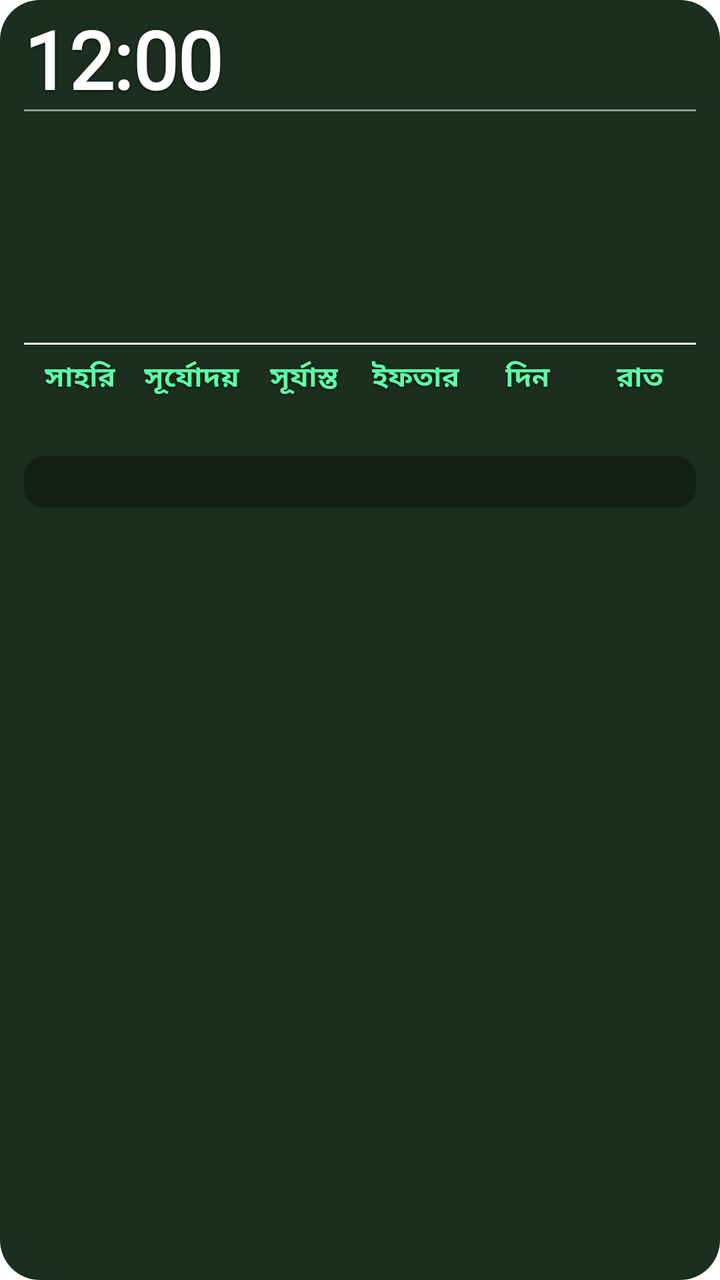
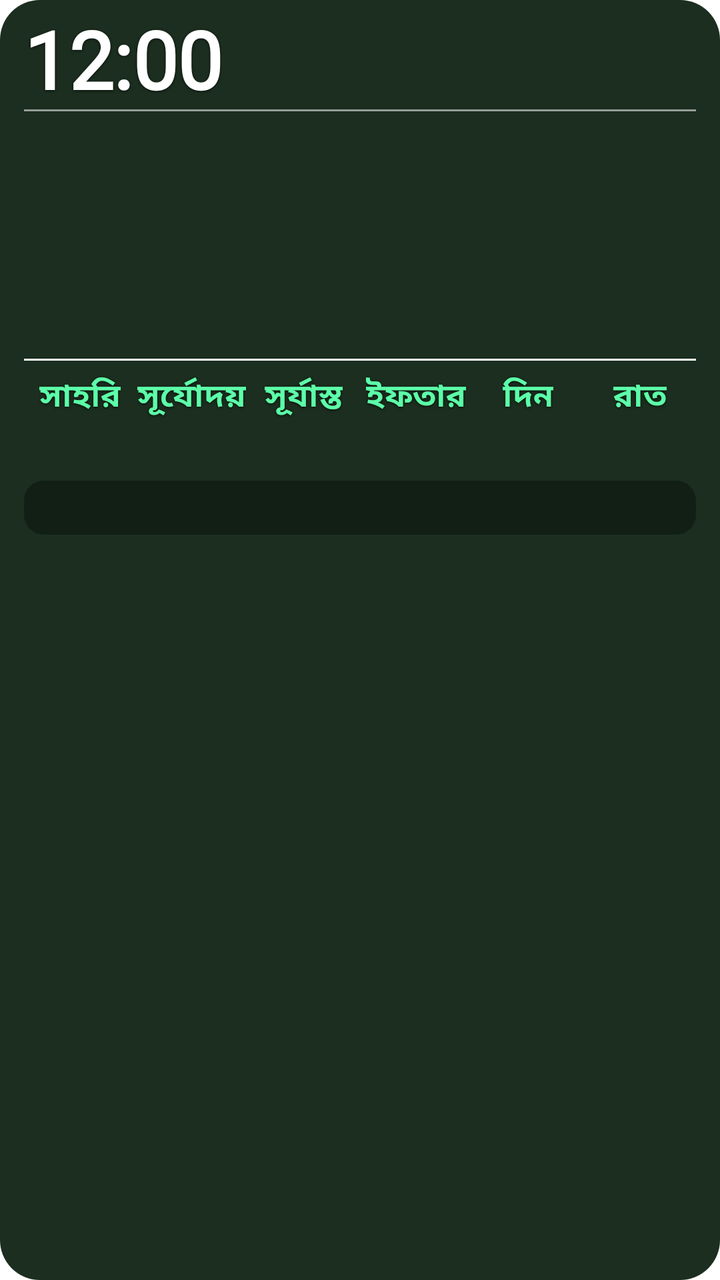

An Android layout rendered at two revisions. The XML below is the earlier revision; the diff shows what the commit changed to produce the second picture.
<!-- AndroidManifest.xml: fallback theme Theme.MaterialComponents.DayNight.NoActionBar -->
<!-- res/layout/prayer_widget_layout.xml -->
<?xml version="1.0" encoding="utf-8"?>
<FrameLayout xmlns:android="http://schemas.android.com/apk/res/android"
    android:id="@+id/widget_root"
    android:layout_width="match_parent"
    android:layout_height="match_parent">

<ImageView
    android:id="@+id/widget_bg"
    android:layout_width="match_parent"
    android:layout_height="match_parent"
    android:scaleType="fitXY"
    android:contentDescription="@null"
    android:src="@drawable/widget_bg_shape" />


<ImageView
    android:id="@+id/widget_bg_forbidden"
    android:layout_width="match_parent"
    android:layout_height="match_parent"
    android:scaleType="fitXY"
    android:contentDescription="@null"
    android:visibility="gone"
    android:src="@drawable/widget_bg_forbidden_shape" />

<LinearLayout
    android:id="@+id/widget_content"
    android:layout_width="match_parent"
    android:layout_height="match_parent"
    android:orientation="vertical"
    android:paddingStart="12dp"
    android:paddingEnd="12dp"
    android:paddingTop="8dp"
    android:paddingBottom="10dp">

    
    <LinearLayout
        android:layout_width="match_parent"
        android:layout_height="wrap_content"
        android:orientation="horizontal"
        android:gravity="top">

        
        <LinearLayout
            android:layout_width="0dp"
            android:layout_height="wrap_content"
            android:layout_weight="1"
            android:orientation="horizontal"
            android:gravity="start|bottom">

            <TextClock
                android:id="@+id/widget_time"
                android:layout_width="wrap_content"
                android:layout_height="wrap_content"
                android:format12Hour="h:mm"
                android:format24Hour="HH:mm"
                android:textColor="#FFFFFF"
                android:shadowColor="#B3000000"
                android:shadowDx="0"
                android:shadowDy="1"
                android:shadowRadius="3"
                android:textSize="40sp"
                android:fontFamily="@font/bangla_widget"
                android:textStyle="bold"
                android:includeFontPadding="false" />

            <TextClock
                android:id="@+id/widget_time_bn"
                android:layout_width="wrap_content"
                android:layout_height="wrap_content"
                android:format12Hour="h:mm"
                android:format24Hour="HH:mm"
                android:textColor="#FFFFFF"
                android:shadowColor="#B3000000"
                android:shadowDx="0"
                android:shadowDy="1"
                android:shadowRadius="3"
                android:textSize="40sp"
                android:fontFamily="@font/bangla_num"
                android:textStyle="bold"
                android:includeFontPadding="true"
                android:singleLine="true"
                android:visibility="gone" />

            <TextView
                android:id="@+id/widget_ampm"
                android:layout_width="wrap_content"
                android:layout_height="wrap_content"
                android:layout_marginStart="3dp"
                android:layout_marginBottom="4dp"
                android:text=""
                android:textColor="#FFFFFF"
                android:shadowColor="#B3000000"
                android:shadowDx="0"
                android:shadowDy="1"
                android:shadowRadius="3"
                android:textSize="15sp"
                android:textStyle="bold"
                android:singleLine="true"
                android:includeFontPadding="false" />
        </LinearLayout>

        <LinearLayout
            android:layout_width="wrap_content"
            android:layout_height="wrap_content"
            android:orientation="vertical"
            android:gravity="end">

            <TextView
                android:id="@+id/widget_location"
                android:layout_width="wrap_content"
                android:layout_height="wrap_content"
                android:text=""
                android:textColor="#A5F3FF"
                android:shadowColor="#B3000000"
                android:shadowDx="0"
                android:shadowDy="1"
                android:shadowRadius="3"
                android:textSize="13sp"
                android:fontFamily="@font/bangla_widget"
                android:textStyle="bold"
                android:gravity="end"
                android:singleLine="true"
                android:ellipsize="end"
                android:maxWidth="165dp" />

            <TextView
                android:id="@+id/widget_weather"
                android:layout_width="wrap_content"
                android:layout_height="wrap_content"
                android:layout_marginTop="2dp"
                android:text=""
                android:textColor="#E1EEF4"
                android:shadowColor="#B3000000"
                android:shadowDx="0"
                android:shadowDy="1"
                android:shadowRadius="3"
                android:textSize="12sp"
                android:fontFamily="@font/bangla_widget"
                android:textStyle="bold"
                android:gravity="end"
                android:singleLine="true"
                android:ellipsize="end"
                android:maxWidth="165dp" />

        </LinearLayout>

    </LinearLayout>

    
    <TextView
        android:layout_width="match_parent"
        android:layout_height="1dp"
        android:layout_marginTop="0dp"
        android:layout_marginBottom="2dp"
        android:background="#88FFFFFF"
        android:text="" />

    
    <LinearLayout
        android:layout_width="match_parent"
        android:layout_height="wrap_content"
        android:orientation="horizontal">

        
        <LinearLayout
            android:layout_width="0dp"
            android:layout_height="wrap_content"
            android:layout_weight="0.65"
            android:orientation="vertical">

            <TextView
                android:id="@+id/widget_waqt_name"
                android:layout_width="wrap_content"
                android:layout_height="wrap_content"
                android:text=""
                android:textColor="#5CFFA8"
                android:shadowColor="#B3000000"
                android:shadowDx="0"
                android:shadowDy="1"
                android:shadowRadius="3"
                android:textSize="25sp"
                android:fontFamily="@font/bangla_widget"
                android:textStyle="bold" />

            <TextView
                android:id="@+id/widget_waqt_range"
                android:layout_width="wrap_content"
                android:layout_height="wrap_content"
                android:layout_marginTop="-2dp"
                android:text=""
                android:textColor="#FFFFFF"
                android:shadowColor="#B3000000"
                android:shadowDx="0"
                android:shadowDy="1"
                android:shadowRadius="3"
                android:textSize="19sp"
                android:fontFamily="@font/bangla_widget"
                android:textStyle="bold"
                android:singleLine="true" />

            <TextView
                android:id="@+id/widget_waqt_remaining_label"
                android:layout_width="wrap_content"
                android:layout_height="wrap_content"
                android:layout_marginTop="0dp"
                android:text=""
                android:textColor="#E8B4F5"
                android:shadowColor="#B3000000"
                android:shadowDx="0"
                android:shadowDy="1"
                android:shadowRadius="3"
                android:textSize="16sp"
                android:fontFamily="@font/bangla_widget"
                android:textStyle="bold" />

            <TextView
                android:id="@+id/widget_waqt_remaining_value"
                android:layout_width="wrap_content"
                android:layout_height="wrap_content"
                android:layout_marginTop="0dp"
                android:text=""
                android:textColor="#FFFFFF"
                android:shadowColor="#B3000000"
                android:shadowDx="0"
                android:shadowDy="1"
                android:shadowRadius="3"
                android:textSize="21sp"
                android:fontFamily="@font/bangla_widget"
                android:textStyle="bold" />

        </LinearLayout>

        
        <LinearLayout
            android:layout_width="0dp"
            android:layout_height="wrap_content"
            android:layout_weight="1.35"
            android:orientation="vertical">

            <TextView
                android:id="@+id/widget_day"
                android:layout_width="match_parent"
                android:layout_height="wrap_content"
                android:text=""
                android:textColor="#5CFFA8"
                android:shadowColor="#B3000000"
                android:shadowDx="0"
                android:shadowDy="1"
                android:shadowRadius="3"
                android:textSize="25sp"
                android:fontFamily="@font/bangla_widget"
                android:textStyle="bold"
                android:singleLine="true"
                android:ellipsize="end"
                android:gravity="end" />

            <TextView
                android:id="@+id/widget_gregorian"
                android:layout_width="match_parent"
                android:layout_height="wrap_content"
                android:layout_marginTop="0dp"
                android:text=""
                android:textColor="#FFFFFF"
                android:shadowColor="#B3000000"
                android:shadowDx="0"
                android:shadowDy="1"
                android:shadowRadius="3"
                android:textSize="17sp"
                android:fontFamily="@font/bangla_widget"
                android:textStyle="bold"
                android:gravity="end" />

            <TextView
                android:id="@+id/widget_hijri"
                android:layout_width="match_parent"
                android:layout_height="wrap_content"
                android:layout_marginTop="0dp"
                android:text=""
                android:textColor="#E8B4F5"
                android:shadowColor="#B3000000"
                android:shadowDx="0"
                android:shadowDy="1"
                android:shadowRadius="3"
                android:textSize="17sp"
                android:fontFamily="@font/bangla_widget"
                android:textStyle="bold"
                android:gravity="end"
                android:singleLine="true"
                android:ellipsize="end" />

            <TextView
                android:id="@+id/widget_bangla_date"
                android:layout_width="match_parent"
                android:layout_height="wrap_content"
                android:layout_marginTop="0dp"
                android:text=""
                android:textColor="#A5F3FF"
                android:shadowColor="#B3000000"
                android:shadowDx="0"
                android:shadowDy="1"
                android:shadowRadius="3"
                android:textSize="17sp"
                android:fontFamily="@font/bangla_widget"
                android:textStyle="bold"
                android:gravity="end" />

        </LinearLayout>
    </LinearLayout>

    
    <TextView
        android:id="@+id/widget_divider_bottom"
        android:layout_width="match_parent"
        android:layout_height="1dp"
        android:layout_marginTop="6dp"
        android:background="#FFFFFFFF"
        android:text="" />

    
    <LinearLayout
        android:layout_width="match_parent"
        android:layout_height="wrap_content"
        android:layout_marginTop="6dp"
        android:orientation="horizontal">

        <LinearLayout
            android:layout_width="0dp"
            android:layout_height="wrap_content"
            android:layout_weight="1"
            android:orientation="vertical"
            android:gravity="center">

            <TextView
                android:id="@+id/widget_sehri_label"
                android:layout_width="wrap_content"
                android:layout_height="wrap_content"
                android:text="সাহরি"
                android:textColor="#5CFFA8"
                android:shadowColor="#B3000000"
                android:shadowDx="0"
                android:shadowDy="1"
                android:shadowRadius="3"
                android:textSize="14sp"
                android:fontFamily="@font/bangla_widget"
                android:textStyle="bold" />

            <TextView
                android:id="@+id/widget_sehri"
                android:layout_width="wrap_content"
                android:layout_height="wrap_content"
                android:text=""
                android:textColor="#5CFFA8"
                android:shadowColor="#B3000000"
                android:shadowDx="0"
                android:shadowDy="1"
                android:shadowRadius="3"
                android:textSize="17sp"
                android:fontFamily="@font/bangla_widget"
                android:textStyle="bold" />

        </LinearLayout>

        <LinearLayout
            android:layout_width="0dp"
            android:layout_height="wrap_content"
            android:layout_weight="1"
            android:orientation="vertical"
            android:gravity="center">

            <TextView
                android:id="@+id/widget_sunrise_label"
                android:layout_width="wrap_content"
                android:layout_height="wrap_content"
                android:text="সূর্যোদয়"
                android:textColor="#5CFFA8"
                android:shadowColor="#B3000000"
                android:shadowDx="0"
                android:shadowDy="1"
                android:shadowRadius="3"
                android:textSize="14sp"
                android:fontFamily="@font/bangla_widget"
                android:textStyle="bold" />

            <TextView
                android:id="@+id/widget_sunrise"
                android:layout_width="wrap_content"
                android:layout_height="wrap_content"
                android:text=""
                android:textColor="#5CFFA8"
                android:shadowColor="#B3000000"
                android:shadowDx="0"
                android:shadowDy="1"
                android:shadowRadius="3"
                android:textSize="17sp"
                android:fontFamily="@font/bangla_widget"
                android:textStyle="bold" />

        </LinearLayout>

        <LinearLayout
            android:layout_width="0dp"
            android:layout_height="wrap_content"
            android:layout_weight="1"
            android:orientation="vertical"
            android:gravity="center">

            <TextView
                android:id="@+id/widget_sunset_label"
                android:layout_width="wrap_content"
                android:layout_height="wrap_content"
                android:text="সূর্যাস্ত"
                android:textColor="#5CFFA8"
                android:shadowColor="#B3000000"
                android:shadowDx="0"
                android:shadowDy="1"
                android:shadowRadius="3"
                android:textSize="14sp"
                android:fontFamily="@font/bangla_widget"
                android:textStyle="bold" />

            <TextView
                android:id="@+id/widget_sunset"
                android:layout_width="wrap_content"
                android:layout_height="wrap_content"
                android:text=""
                android:textColor="#5CFFA8"
                android:shadowColor="#B3000000"
                android:shadowDx="0"
                android:shadowDy="1"
                android:shadowRadius="3"
                android:textSize="17sp"
                android:fontFamily="@font/bangla_widget"
                android:textStyle="bold" />

        </LinearLayout>

        <LinearLayout
            android:layout_width="0dp"
            android:layout_height="wrap_content"
            android:layout_weight="1"
            android:orientation="vertical"
            android:gravity="center">

            <TextView
                android:id="@+id/widget_iftar_label"
                android:layout_width="wrap_content"
                android:layout_height="wrap_content"
                android:text="ইফতার"
                android:textColor="#5CFFA8"
                android:shadowColor="#B3000000"
                android:shadowDx="0"
                android:shadowDy="1"
                android:shadowRadius="3"
                android:textSize="14sp"
                android:fontFamily="@font/bangla_widget"
                android:textStyle="bold" />

            <TextView
                android:id="@+id/widget_iftar"
                android:layout_width="wrap_content"
                android:layout_height="wrap_content"
                android:text=""
                android:textColor="#5CFFA8"
                android:shadowColor="#B3000000"
                android:shadowDx="0"
                android:shadowDy="1"
                android:shadowRadius="3"
                android:textSize="17sp"
                android:fontFamily="@font/bangla_widget"
                android:textStyle="bold" />

        </LinearLayout>

        
        <LinearLayout
            android:layout_width="0dp"
            android:layout_height="wrap_content"
            android:layout_weight="1"
            android:orientation="vertical"
            android:gravity="center">

            <TextView
                android:id="@+id/widget_day_label"
                android:layout_width="wrap_content"
                android:layout_height="wrap_content"
                android:text="দিন"
                android:textColor="#5CFFA8"
                android:shadowColor="#B3000000"
                android:shadowDx="0"
                android:shadowDy="1"
                android:shadowRadius="3"
                android:textSize="14sp"
                android:fontFamily="@font/bangla_widget"
                android:textStyle="bold" />

            <TextView
                android:id="@+id/widget_day_duration"
                android:layout_width="wrap_content"
                android:layout_height="wrap_content"
                android:text=""
                android:textColor="#5CFFA8"
                android:shadowColor="#B3000000"
                android:shadowDx="0"
                android:shadowDy="1"
                android:shadowRadius="3"
                android:textSize="17sp"
                android:fontFamily="@font/bangla_widget"
                android:textStyle="bold" />

        </LinearLayout>

        <LinearLayout
            android:layout_width="0dp"
            android:layout_height="wrap_content"
            android:layout_weight="1"
            android:orientation="vertical"
            android:gravity="center">

            <TextView
                android:id="@+id/widget_night_label"
                android:layout_width="wrap_content"
                android:layout_height="wrap_content"
                android:text="রাত"
                android:textColor="#5CFFA8"
                android:shadowColor="#B3000000"
                android:shadowDx="0"
                android:shadowDy="1"
                android:shadowRadius="3"
                android:textSize="14sp"
                android:fontFamily="@font/bangla_widget"
                android:textStyle="bold" />

            <TextView
                android:id="@+id/widget_night_duration"
                android:layout_width="wrap_content"
                android:layout_height="wrap_content"
                android:text=""
                android:textColor="#5CFFA8"
                android:shadowColor="#B3000000"
                android:shadowDx="0"
                android:shadowDy="1"
                android:shadowRadius="3"
                android:textSize="17sp"
                android:fontFamily="@font/bangla_widget"
                android:textStyle="bold" />

        </LinearLayout>

    </LinearLayout>

    
    <TextView
        android:id="@+id/widget_alert"
        android:layout_width="match_parent"
        android:layout_height="wrap_content"
        android:layout_marginTop="6dp"
        android:paddingTop="4dp"
        android:paddingBottom="4dp"
        android:paddingStart="4dp"
        android:paddingEnd="4dp"
        android:background="@drawable/widget_alert_bg"
        android:text=""
        android:textColor="#FFE680"
        android:shadowColor="#B3000000"
        android:shadowDx="0"
        android:shadowDy="1"
        android:shadowRadius="3"
        android:textSize="13sp"
        android:fontFamily="@font/bangla_widget"
        android:textStyle="bold"
        android:gravity="start"
        android:maxLines="10"
        android:ellipsize="end" />

</LinearLayout>

</FrameLayout>
<!-- resources referenced by this layout -->
<resources>
  <!-- drawable widget_alert_bg (drawable) -->
  <?xml version="1.0" encoding="utf-8"?>
  <shape xmlns:android="http://schemas.android.com/apk/res/android"
      android:shape="rectangle">
      <solid android:color="#55000000" />
      <corners android:radius="10dp" />
  </shape>
  <!-- drawable widget_bg_forbidden_shape (drawable) -->
  <?xml version="1.0" encoding="utf-8"?>
  <shape xmlns:android="http://schemas.android.com/apk/res/android"
      android:shape="rectangle">
      <gradient
          android:type="linear"
          android:angle="270"
          android:startColor="#FFA92415"
          android:centerColor="#FF8F1D10"
          android:endColor="#FF6C130A" />
      <corners android:radius="20dp" />
  </shape>
  <!-- drawable widget_bg_shape (drawable) -->
  <?xml version="1.0" encoding="utf-8"?>
  <shape xmlns:android="http://schemas.android.com/apk/res/android"
      android:shape="rectangle">
      <solid android:color="#FF1B2E1F" />
      <corners android:radius="20dp" />
  </shape>
</resources>

<!-- the commit's change to res/layout/prayer_widget_layout.xml (unified diff, before → after) -->
@@ -115,7 +115,7 @@
                 android:shadowDx="0"
                 android:shadowDy="1"
                 android:shadowRadius="3"
-                android:textSize="13sp"
+                android:textSize="14sp"
                 android:fontFamily="@font/bangla_widget"
                 android:textStyle="bold"
                 android:gravity="end"
@@ -134,7 +134,7 @@
                 android:shadowDx="0"
                 android:shadowDy="1"
                 android:shadowRadius="3"
-                android:textSize="12sp"
+                android:textSize="14sp"
                 android:fontFamily="@font/bangla_widget"
                 android:textStyle="bold"
                 android:gravity="end"
@@ -178,7 +178,7 @@
                 android:shadowDx="0"
                 android:shadowDy="1"
                 android:shadowRadius="3"
-                android:textSize="25sp"
+                android:textSize="30sp"
                 android:fontFamily="@font/bangla_widget"
                 android:textStyle="bold" />
 
@@ -193,7 +193,7 @@
                 android:shadowDx="0"
                 android:shadowDy="1"
                 android:shadowRadius="3"
-                android:textSize="19sp"
+                android:textSize="18sp"
                 android:fontFamily="@font/bangla_widget"
                 android:textStyle="bold"
                 android:singleLine="true" />
@@ -209,7 +209,7 @@
                 android:shadowDx="0"
                 android:shadowDy="1"
                 android:shadowRadius="3"
-                android:textSize="16sp"
+                android:textSize="18sp"
                 android:fontFamily="@font/bangla_widget"
                 android:textStyle="bold" />
 
@@ -247,7 +247,7 @@
                 android:shadowDx="0"
                 android:shadowDy="1"
                 android:shadowRadius="3"
-                android:textSize="25sp"
+                android:textSize="30sp"
                 android:fontFamily="@font/bangla_widget"
                 android:textStyle="bold"
                 android:singleLine="true"
@@ -265,7 +265,7 @@
                 android:shadowDx="0"
                 android:shadowDy="1"
                 android:shadowRadius="3"
-                android:textSize="17sp"
+                android:textSize="18sp"
                 android:fontFamily="@font/bangla_widget"
                 android:textStyle="bold"
                 android:gravity="end" />
@@ -281,7 +281,7 @@
                 android:shadowDx="0"
                 android:shadowDy="1"
                 android:shadowRadius="3"
-                android:textSize="17sp"
+                android:textSize="18sp"
                 android:fontFamily="@font/bangla_widget"
                 android:textStyle="bold"
                 android:gravity="end"
@@ -299,7 +299,7 @@
                 android:shadowDx="0"
                 android:shadowDy="1"
                 android:shadowRadius="3"
-                android:textSize="17sp"
+                android:textSize="18sp"
                 android:fontFamily="@font/bangla_widget"
                 android:textStyle="bold"
                 android:gravity="end" />
@@ -340,7 +340,7 @@
                 android:shadowDx="0"
                 android:shadowDy="1"
                 android:shadowRadius="3"
-                android:textSize="14sp"
+                android:textSize="16sp"
                 android:fontFamily="@font/bangla_widget"
                 android:textStyle="bold" />
 
@@ -354,7 +354,7 @@
                 android:shadowDx="0"
                 android:shadowDy="1"
                 android:shadowRadius="3"
-                android:textSize="17sp"
+                android:textSize="18sp"
                 android:fontFamily="@font/bangla_widget"
                 android:textStyle="bold" />
 
@@ -377,7 +377,7 @@
                 android:shadowDx="0"
                 android:shadowDy="1"
                 android:shadowRadius="3"
-                android:textSize="14sp"
+                android:textSize="16sp"
                 android:fontFamily="@font/bangla_widget"
                 android:textStyle="bold" />
 
@@ -391,7 +391,7 @@
                 android:shadowDx="0"
                 android:shadowDy="1"
                 android:shadowRadius="3"
-                android:textSize="17sp"
+                android:textSize="18sp"
                 android:fontFamily="@font/bangla_widget"
                 android:textStyle="bold" />
 
@@ -414,7 +414,7 @@
                 android:shadowDx="0"
                 android:shadowDy="1"
                 android:shadowRadius="3"
-                android:textSize="14sp"
+                android:textSize="16sp"
                 android:fontFamily="@font/bangla_widget"
                 android:textStyle="bold" />
 
@@ -428,7 +428,7 @@
                 android:shadowDx="0"
                 android:shadowDy="1"
                 android:shadowRadius="3"
-                android:textSize="17sp"
+                android:textSize="18sp"
                 android:fontFamily="@font/bangla_widget"
                 android:textStyle="bold" />
 
@@ -451,7 +451,7 @@
                 android:shadowDx="0"
                 android:shadowDy="1"
                 android:shadowRadius="3"
-                android:textSize="14sp"
+                android:textSize="16sp"
                 android:fontFamily="@font/bangla_widget"
                 android:textStyle="bold" />
 
@@ -465,7 +465,7 @@
                 android:shadowDx="0"
                 android:shadowDy="1"
                 android:shadowRadius="3"
-                android:textSize="17sp"
+                android:textSize="18sp"
                 android:fontFamily="@font/bangla_widget"
                 android:textStyle="bold" />
 
@@ -489,7 +489,7 @@
                 android:shadowDx="0"
                 android:shadowDy="1"
                 android:shadowRadius="3"
-                android:textSize="14sp"
+                android:textSize="16sp"
                 android:fontFamily="@font/bangla_widget"
                 android:textStyle="bold" />
 
@@ -503,7 +503,7 @@
                 android:shadowDx="0"
                 android:shadowDy="1"
                 android:shadowRadius="3"
-                android:textSize="17sp"
+                android:textSize="18sp"
                 android:fontFamily="@font/bangla_widget"
                 android:textStyle="bold" />
 
@@ -526,7 +526,7 @@
                 android:shadowDx="0"
                 android:shadowDy="1"
                 android:shadowRadius="3"
-                android:textSize="14sp"
+                android:textSize="16sp"
                 android:fontFamily="@font/bangla_widget"
                 android:textStyle="bold" />
 
@@ -540,7 +540,7 @@
                 android:shadowDx="0"
                 android:shadowDy="1"
                 android:shadowRadius="3"
-                android:textSize="17sp"
+                android:textSize="18sp"
                 android:fontFamily="@font/bangla_widget"
                 android:textStyle="bold" />
 
@@ -565,7 +565,7 @@
         android:shadowDx="0"
         android:shadowDy="1"
         android:shadowRadius="3"
-        android:textSize="13sp"
+        android:textSize="14sp"
         android:fontFamily="@font/bangla_widget"
         android:textStyle="bold"
         android:gravity="start"
